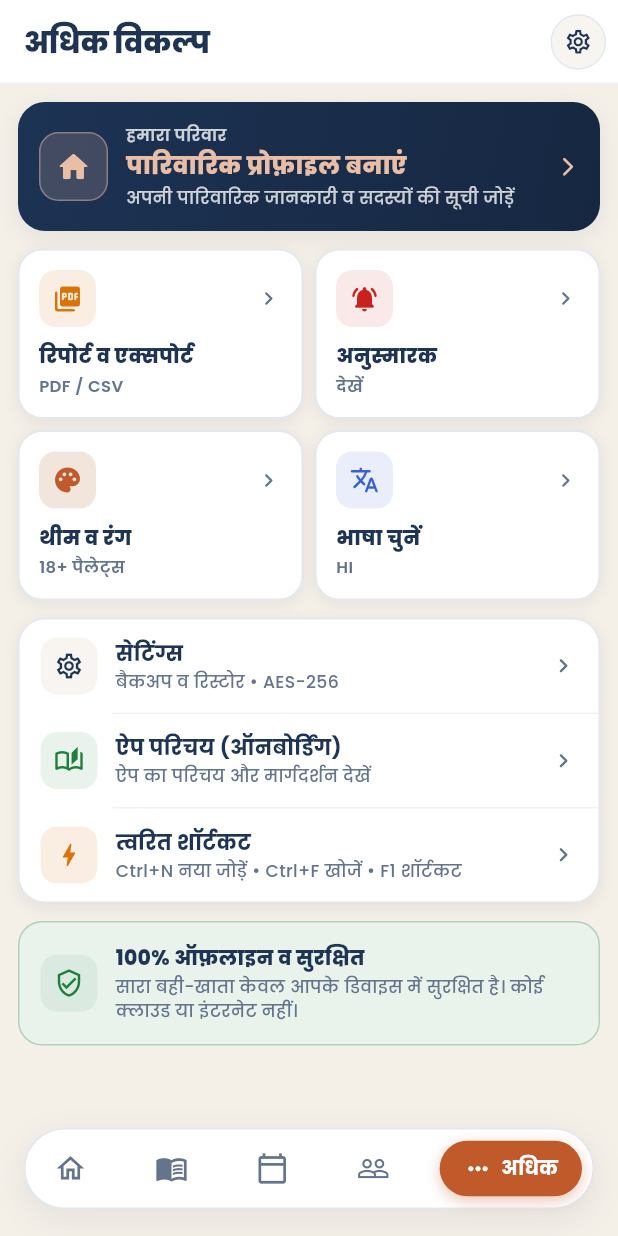
After one commit to igjitendra/Vivah, a Flutter app: the MoreScreen screen opened by its route, on a phone screen of 412 x 824 dp. The commit adds this screen. Run offline on Flutter 3.47's test engine with Material 3 defaults, Android fonts, the phone set to English and light mode, and no system bars; our stand-ins replace csv, drift, file_picker, flutter_contacts, flutter_riverpod, go_router and 5 more; missing offline and left inert: cryptography, dart:ffi, sqlite3; accounts and stored records are empty; generated files the repository leaves out were written again; statements that could not run were skipped.

Commit message:
feat(nav): replace footer settings tab with More hub (/more)

```diff
--- a/lib/src/app/app.dart
+++ b/lib/src/app/app.dart
@@ -49,7 +49,7 @@ class _VyavahaarAppState extends ConsumerState<VyavahaarApp> {
         appRouter.go('/people');
         break;
       case AppShortcut.tab5:
-        appRouter.go('/settings');
+        appRouter.go('/more');
         break;
       case AppShortcut.newEntry:
         appRouter.push('/entry/new');
@@ -58,7 +58,7 @@ class _VyavahaarAppState extends ConsumerState<VyavahaarApp> {
         appRouter.go('/bahi');
         break;
       case AppShortcut.settings:
-        appRouter.go('/settings');
+        appRouter.push('/settings');
         break;
       case AppShortcut.shortcutsHelp:
         final ctx = appRouter.routerDelegate.navigatorKey.currentContext;
--- a/lib/src/app/router/app_router.dart
+++ b/lib/src/app/router/app_router.dart
@@ -17,6 +17,7 @@ import '../../features/entries/presentation/add_entry_screen.dart';
 import '../../features/entries/presentation/entry_detail_screen.dart';
 import '../../features/reports/presentation/reports_screen.dart';
 import '../../features/settings/presentation/settings_screen.dart';
+import '../../features/more/presentation/more_screen.dart';
 import '../../features/family_profile/presentation/family_profile_screen.dart';
 import '../../features/family_profile/presentation/edit_family_profile_screen.dart';
 import '../../features/reminders/presentation/reminders_screen.dart';
@@ -60,10 +61,10 @@ const List<TabItemData> appTabs = [
     routePath: '/people',
   ),
   TabItemData(
-    label: AppStrings.tabSettings,
-    activeIcon: Icons.settings,
-    inactiveIcon: Icons.settings_outlined,
-    routePath: '/settings',
+    label: AppStrings.tabMore,
+    activeIcon: Icons.more_horiz_rounded,
+    inactiveIcon: Icons.more_horiz_rounded,
+    routePath: '/more',
   ),
 ];
 
@@ -104,10 +105,10 @@ final GoRouter appRouter = GoRouter(
             routePath: '/people',
           ),
           TabItemData(
-            label: l10n.tabSettings,
-            activeIcon: Icons.settings,
-            inactiveIcon: Icons.settings_outlined,
-            routePath: '/settings',
+            label: l10n.tabMore,
+            activeIcon: Icons.more_horiz_rounded,
+            inactiveIcon: Icons.more_horiz_rounded,
+            routePath: '/more',
           ),
         ];
 
@@ -163,7 +164,7 @@ final GoRouter appRouter = GoRouter(
                   onNewEntryGiven: () => context.push('/entry/new?direction=given'),
                   onNewEvent: () => context.push('/event/new'),
                   onNewPerson: () => context.push('/person/new'),
-                  onOpenSettings: () => context.go('/settings'),
+                  onOpenSettings: () => context.push('/settings'),
                   onOpenEventDetails: (id) => context.push('/event/$id'),
                   onViewAllEntries: () => context.go('/bahi'),
                   onViewAllEvents: () => context.go('/events'),
@@ -212,14 +213,20 @@ final GoRouter appRouter = GoRouter(
             ),
           ),
         ),
-        // Tab 5: Settings (सेटिंग्स)
+        // Tab 5: More (अधिक)
         GoRoute(
-          path: '/settings',
+          path: '/more',
           pageBuilder: (context, state) => NoTransitionPage(
-            child: SettingsScreen(
-              onOpenLanguageSelector: () => context.push('/language'),
+            child: MoreScreen(
+              onOpenSettings: () => context.push('/settings'),
               onOpenReports: () => context.push('/reports'),
               onOpenReminders: () => context.push('/reminders'),
+              onOpenLanguageSelector: () => context.push('/language'),
+              onOpenThemeGallery: () => context.push('/theme'),
+              onOpenFamilyProfile: (isEmpty) => context.push(
+                isEmpty ? '/family-profile/edit' : '/family-profile',
+              ),
+              onOpenOnboarding: () => context.push('/onboarding?fromSettings=true'),
             ),
           ),
         ),
@@ -307,6 +314,15 @@ final GoRouter appRouter = GoRouter(
     ),
     GoRoute(
       parentNavigatorKey: _rootNavigatorKey,
+      path: '/settings',
+      builder: (context, state) => SettingsScreen(
+        onOpenLanguageSelector: () => context.push('/language'),
+        onOpenReports: () => context.push('/reports'),
+        onOpenReminders: () => context.push('/reminders'),
+      ),
+    ),
+    GoRoute(
+      parentNavigatorKey: _rootNavigatorKey,
       path: '/reminders',
       builder: (context, state) => const RemindersScreen(),
     ),
@@ -330,6 +346,6 @@ int _calculateSelectedIndex(String path) {
   if (path.startsWith('/bahi')) return 1;
   if (path.startsWith('/events')) return 2;
   if (path.startsWith('/people')) return 3;
-  if (path.startsWith('/settings')) return 4;
+  if (path.startsWith('/more')) return 4;
   return 0;
 }
--- a/lib/src/core/constants/app_strings.dart
+++ b/lib/src/core/constants/app_strings.dart
@@ -12,6 +12,7 @@ class AppStrings {
   static const String tabEvents = 'कार्यक्रम';
   static const String tabPeople = 'लोग';
   static const String tabSettings = 'सेटिंग्स';
+  static const String tabMore = 'अधिक';
 
   // Financial Semantics
   static const String mila = 'मिला';
--- a/lib/src/core/localization/app_localizations.dart
+++ b/lib/src/core/localization/app_localizations.dart
@@ -57,6 +57,13 @@ class AppLocalizations {
   String get tabEvents => isEnglish ? 'Events' : (isUrdu ? 'تقاریب' : 'कार्यक्रम');
   String get tabPeople => isEnglish ? 'People' : (isUrdu ? 'افراد' : 'लोग');
   String get tabSettings => isEnglish ? 'Settings' : (isUrdu ? 'ترتیبات' : 'सेटिंग्स');
+  String get tabMore => isEnglish ? 'More' : (isUrdu ? 'مزید' : 'अधिक');
+  String get moreTitle => isEnglish ? 'More Options' : (isUrdu ? 'مزید اختیارات' : 'अधिक विकल्प');
+  String get backupAndRestore => isEnglish ? 'Backup & Restore' : (isUrdu ? 'بیک اپ اور بحالی' : 'बैकअप व रिस्टोर');
+  String get reportsAndExports => isEnglish ? 'Reports & Exports' : (isUrdu ? 'رپورٹس اور ایکسپورٹ' : 'रिपोर्ट व एक्सपोर्ट');
+  String get appearanceAndThemes => isEnglish ? 'Themes & Colors' : (isUrdu ? 'تھیم اور رنگ' : 'थीम व रंग');
+  String get keyboardShortcuts => isEnglish ? 'Quick Shortcuts' : (isUrdu ? 'فوری شارٹ کٹس' : 'त्वरित शॉर्टकट');
+  String get pending => isEnglish ? 'pending' : (isUrdu ? 'باقی' : 'लंबित');
 
   // Financial Semantics (Strictly pure Mila / Diya without credit/debt/netting)
   String get received => isEnglish ? 'Received' : (isUrdu ? 'ملا' : 'मिला');
--- /dev/null
+++ b/lib/src/features/more/presentation/more_screen.dart
@@ -0,0 +1,576 @@
+import 'package:flutter/material.dart';
+import 'package:flutter_riverpod/flutter_riverpod.dart';
+import '../../../app/app_providers.dart';
+import '../../../core/constants/app_spacing.dart';
+import '../../../core/localization/app_localizations.dart';
+import '../../../core/shortcuts/shortcuts_sheet.dart';
+import '../../../core/theme/app_semantic_colors.dart';
+import '../../../data/database/app_database.dart';
+import '../../../domain/entities/family_profile.dart';
+import '../../../shared/widgets/express_squish.dart';
+
+/// Hub screen for the 5th bottom navigation tab ("More" / "अधिक").
+/// Uses [AppSemanticColors] exclusively with zero hardcoded color literals.
+class MoreScreen extends ConsumerWidget {
+  final VoidCallback onOpenSettings;
+  final VoidCallback onOpenReports;
+  final VoidCallback onOpenReminders;
+  final VoidCallback onOpenLanguageSelector;
+  final VoidCallback onOpenThemeGallery;
+  final ValueChanged<bool> onOpenFamilyProfile;
+  final VoidCallback onOpenOnboarding;
+
+  const MoreScreen({
+    super.key,
+    required this.onOpenSettings,
+    required this.onOpenReports,
+    required this.onOpenReminders,
+    required this.onOpenLanguageSelector,
+    required this.onOpenThemeGallery,
+    required this.onOpenFamilyProfile,
+    required this.onOpenOnboarding,
+  });
+
+  @override
+  Widget build(BuildContext context, WidgetRef ref) {
+    final theme = Theme.of(context);
+    final semantic = AppSemanticColors.of(context);
+    final l10n = context.l10n;
+    final db = ref.watch(databaseProvider);
+    final familyProfile = ref.watch(familyProfileProvider).value ?? const FamilyProfile();
+
+    return Scaffold(
+      backgroundColor: theme.scaffoldBackgroundColor,
+      appBar: AppBar(
+        title: Text(l10n.moreTitle),
+        backgroundColor: semantic.cardBg,
+        elevation: 0,
+        scrolledUnderElevation: 0,
+        actions: [
+          Padding(
+            padding: const EdgeInsets.only(right: AppSpacing.sm),
+            child: ExpressSquish(
+              scale: 0.92,
+              onTap: onOpenSettings,
+              child: Container(
+                padding: const EdgeInsets.all(8),
+                decoration: BoxDecoration(
+                  color: semantic.cardSubtleBg,
+                  shape: BoxShape.circle,
+                  border: Border.all(color: semantic.cardBorder),
+                ),
+                child: Icon(
+                  Icons.settings_outlined,
+                  size: 19,
+                  color: semantic.textPrimary,
+                ),
+              ),
+            ),
+          ),
+        ],
+      ),
+      body: StreamBuilder<List<ReminderRow>>(
+        stream: db.remindersDao.watchAllReminders(),
+        builder: (context, reminderSnapshot) {
+          final pendingCount = (reminderSnapshot.data ?? const <ReminderRow>[])
+              .where((r) => !r.isCompleted)
+              .length;
+
+          return ListView(
+            physics: const BouncingScrollPhysics(),
+            padding: const EdgeInsets.fromLTRB(
+              AppSpacing.md,
+              AppSpacing.md,
+              AppSpacing.md,
+              AppSpacing.floatingTabBottomPadding + 16,
+            ),
+            children: [
+              // 1. Family Profile Banner Card
+              _FamilyBannerCard(
+                semantic: semantic,
+                l10n: l10n,
+                profile: familyProfile,
+                onTap: () => onOpenFamilyProfile(familyProfile.isEmpty),
+              ),
+
+              const SizedBox(height: AppSpacing.md),
+
+              // 2. Quick Utility Bento Grid (Reports, Reminders, Themes, Language)
+              Row(
+                children: [
+                  Expanded(
+                    child: _MoreGridTile(
+                      icon: Icons.picture_as_pdf_rounded,
+                      title: l10n.reportsAndExports,
+                      subtitle: 'PDF / CSV',
+                      accentColor: semantic.warning,
+                      containerColor: semantic.warningContainer,
+                      semantic: semantic,
+                      onTap: onOpenReports,
+                    ),
+                  ),
+                  const SizedBox(width: AppSpacing.sm),
+                  Expanded(
+                    child: _MoreGridTile(
+                      icon: Icons.notifications_active_rounded,
+                      title: l10n.reminders,
+                      subtitle: pendingCount > 0 ? '$pendingCount ${l10n.pending}' : l10n.viewShort,
+                      badgeText: pendingCount > 0 ? '$pendingCount' : null,
+                      accentColor: semantic.diya,
+                      containerColor: semantic.diyaContainer,
+                      semantic: semantic,
+                      onTap: onOpenReminders,
+                    ),
+                  ),
+                ],
+              ),
+
+              const SizedBox(height: AppSpacing.sm),
+
+              Row(
+                children: [
+                  Expanded(
+                    child: _MoreGridTile(
+                      icon: Icons.palette_rounded,
+                      title: l10n.appearanceAndThemes,
+                      subtitle: l10n.themePalettes,
+                      accentColor: semantic.primary,
+                      containerColor: semantic.heroCardBg,
+                      semantic: semantic,
+                      onTap: onOpenThemeGallery,
+                    ),
+                  ),
+                  const SizedBox(width: AppSpacing.sm),
+                  Expanded(
+                    child: _MoreGridTile(
+                      icon: Icons.translate_rounded,
+                      title: l10n.selectLanguage,
+                      subtitle: l10n.locale.languageCode.toUpperCase(),
+                      accentColor: semantic.info,
+                      containerColor: semantic.infoContainer,
+                      semantic: semantic,
+                      onTap: onOpenLanguageSelector,
+                    ),
+                  ),
+                ],
+              ),
+
+              const SizedBox(height: AppSpacing.md),
+
+              // 3. System, Backup & Settings Card
+              Container(
+                clipBehavior: Clip.antiAlias,
+                decoration: BoxDecoration(
+                  color: semantic.cardBg,
+                  borderRadius: BorderRadius.circular(18),
+                  border: Border.all(color: semantic.cardBorder),
+                  boxShadow: [
+                    BoxShadow(
+                      color: semantic.shadow,
+                      blurRadius: 8,
+                      offset: const Offset(0, 3),
+                    ),
+                  ],
+                ),
+                child: Column(
+                  children: [
+                    _MoreListTile(
+                      icon: Icons.settings_outlined,
+                      iconColor: semantic.secondary,
+                      iconBg: semantic.cardSubtleBg,
+                      title: l10n.settingsTitle,
+                      subtitle: '${l10n.backupAndRestore} • AES-256',
+                      semantic: semantic,
+                      onTap: onOpenSettings,
+                    ),
+                    Divider(
+                      height: 1,
+                      thickness: 0.8,
+                      indent: 62,
+                      color: semantic.cardBorder.withValues(alpha: 0.7),
+                    ),
+                    _MoreListTile(
+                      icon: Icons.auto_stories_outlined,
+                      iconColor: semantic.mila,
+                      iconBg: semantic.milaContainer,
+                      title: l10n.onboardingAppTour,
+                      subtitle: l10n.onboardingTourSubtitle,
+                      semantic: semantic,
+                      onTap: onOpenOnboarding,
+                    ),
+                    Divider(
+                      height: 1,
+                      thickness: 0.8,
+                      indent: 62,
+                      color: semantic.cardBorder.withValues(alpha: 0.7),
+                    ),
+                    _MoreListTile(
+                      icon: Icons.bolt_rounded,
+                      iconColor: semantic.warning,
+                      iconBg: semantic.warningContainer,
+                      title: l10n.keyboardShortcuts,
+                      subtitle: l10n.desktopShortcutsHint,
+                      semantic: semantic,
+                      onTap: () => ShortcutsSheet.show(context),
+                    ),
+                  ],
+                ),
+              ),
+
+              const SizedBox(height: AppSpacing.md),
+
+              // 4. Offline Privacy Banner
+              Container(
+                padding: const EdgeInsets.all(14),
+                decoration: BoxDecoration(
+                  color: semantic.milaContainer,
+                  borderRadius: BorderRadius.circular(16),
+                  border: Border.all(color: semantic.milaBorder),
+                ),
+                child: Row(
+                  children: [
+                    Container(
+                      padding: const EdgeInsets.all(9),
+                      decoration: BoxDecoration(
+                        color: semantic.milaBadgeBg,
+                        borderRadius: BorderRadius.circular(11),
+                      ),
+                      child: Icon(
+                        Icons.verified_user_outlined,
+                        color: semantic.mila,
+                        size: 20,
+                      ),
+                    ),
+                    const SizedBox(width: 12),
+                    Expanded(
+                      child: Column(
+                        crossAxisAlignment: CrossAxisAlignment.start,
+                        children: [
+                          Text(
+                            l10n.offlineGuaranteeTitle,
+                            style: TextStyle(
+                              fontSize: 13.5,
+                              fontWeight: FontWeight.w800,
+                              color: semantic.textPrimary,
+                            ),
+                          ),
+                          const SizedBox(height: 2),
+                          Text(
+                            l10n.offlineGuaranteeSubtitle,
+                            style: TextStyle(
+                              fontSize: 11.5,
+                              fontWeight: FontWeight.w500,
+                              color: semantic.textSecondary,
+                            ),
+                          ),
+                        ],
+                      ),
+                    ),
+                  ],
+                ),
+              ),
+            ],
+          );
+        },
+      ),
+    );
+  }
+}
+
+class _FamilyBannerCard extends StatelessWidget {
+  final AppSemanticColors semantic;
+  final AppLocalizations l10n;
+  final FamilyProfile profile;
+  final VoidCallback onTap;
+
+  const _FamilyBannerCard({
+    required this.semantic,
+    required this.l10n,
+    required this.profile,
+    required this.onTap,
+  });
+
+  @override
+  Widget build(BuildContext context) {
+    final String title = profile.isEmpty
+        ? l10n.setupFamilyProfile
+        : (profile.familyName.trim().isNotEmpty
+            ? profile.familyName.trim()
+            : profile.headOfFamily.trim());
+    final String subtitle = profile.isEmpty
+        ? l10n.setupFamilyProfileSubtitle
+        : '${profile.members.length} ${l10n.familyMembers}'
+            '${profile.nativePlace.trim().isNotEmpty ? ' • ${profile.nativePlace.trim()}' : ''}';
+
+    return ExpressSquish(
+      scale: 0.97,
+      onTap: onTap,
+      child: Container(
+        padding: const EdgeInsets.all(14),
+        decoration: BoxDecoration(
+          gradient: LinearGradient(
+            begin: Alignment.topLeft,
+            end: Alignment.bottomRight,
+            colors: [semantic.heroStart, semantic.heroEnd],
+          ),
+          borderRadius: BorderRadius.circular(18),
+          boxShadow: [
+            BoxShadow(
+              color: semantic.shadow,
+              blurRadius: 12,
+              offset: const Offset(0, 4),
+            ),
+          ],
+        ),
+        child: Row(
+          children: [
+            Container(
+              width: 46,
+              height: 46,
+              decoration: BoxDecoration(
+                color: semantic.heroHighlight.withValues(alpha: 0.18),
+                borderRadius: BorderRadius.circular(13),
+                border: Border.all(
+                  color: semantic.heroHighlight.withValues(alpha: 0.45),
+                ),
+              ),
+              child: Icon(
+                Icons.home_rounded,
+                color: semantic.heroHighlight,
+                size: 24,
+              ),
+            ),
+            const SizedBox(width: 12),
+            Expanded(
+              child: Column(
+                crossAxisAlignment: CrossAxisAlignment.start,
+                children: [
+                  Text(
+                    l10n.myFamily,
+                    style: TextStyle(
+                      fontSize: 11,
+                      fontWeight: FontWeight.w600,
+                      color: semantic.onHeroMuted,
+                    ),
+                  ),
+                  const SizedBox(height: 1),
+                  Text(
+                    title,
+                    style: TextStyle(
+                      fontSize: 16,
+                      fontWeight: FontWeight.w800,
+                      color: semantic.heroHighlight,
+                    ),
+                    maxLines: 1,
+                    overflow: TextOverflow.ellipsis,
+                  ),
+                  const SizedBox(height: 2),
+                  Text(
+                    subtitle,
+                    style: TextStyle(
+                      fontSize: 11.5,
+                      fontWeight: FontWeight.w500,
+                      color: semantic.onHeroMuted,
+                    ),
+                    maxLines: 1,
+                    overflow: TextOverflow.ellipsis,
+                  ),
+                ],
+              ),
+            ),
+            Icon(
+              Icons.arrow_forward_ios_rounded,
+              size: 15,
+              color: semantic.heroHighlight,
+            ),
+          ],
+        ),
+      ),
+    );
+  }
+}
+
+class _MoreGridTile extends StatelessWidget {
+  final IconData icon;
+  final String title;
+  final String subtitle;
+  final String? badgeText;
+  final Color accentColor;
+  final Color containerColor;
+  final AppSemanticColors semantic;
+  final VoidCallback onTap;
+
+  const _MoreGridTile({
+    required this.icon,
+    required this.title,
+    required this.subtitle,
+    this.badgeText,
+    required this.accentColor,
+    required this.containerColor,
+    required this.semantic,
+    required this.onTap,
+  });
+
+  @override
+  Widget build(BuildContext context) {
+    return ExpressSquish(
+      scale: 0.96,
+      onTap: onTap,
+      child: Container(
+        padding: const EdgeInsets.all(13),
+        decoration: BoxDecoration(
+          color: semantic.cardBg,
+          borderRadius: BorderRadius.circular(16),
+          border: Border.all(color: semantic.cardBorder),
+          boxShadow: [
+            BoxShadow(
+              color: semantic.shadow,
+              blurRadius: 8,
+              offset: const Offset(0, 2),
+            ),
+          ],
+        ),
+        child: Column(
+          crossAxisAlignment: CrossAxisAlignment.start,
+          children: [
+            Row(
+              mainAxisAlignment: MainAxisAlignment.spaceBetween,
+              children: [
+                Container(
+                  padding: const EdgeInsets.all(9),
+                  decoration: BoxDecoration(
+                    color: containerColor,
+                    borderRadius: BorderRadius.circular(11),
+                  ),
+                  child: Icon(icon, size: 20, color: accentColor),
+                ),
+                if (badgeText != null)
+                  Container(
+                    padding: const EdgeInsets.symmetric(horizontal: 7, vertical: 2.5),
+                    decoration: BoxDecoration(
+                      color: semantic.badgeAlertBg,
+                      borderRadius: BorderRadius.circular(12),
+                    ),
+                    child: Text(
+                      badgeText!,
+                      style: TextStyle(
+                        fontSize: 10.5,
+                        fontWeight: FontWeight.w800,
+                        color: semantic.onBadgeAlert,
+                      ),
+                    ),
+                  )
+                else
+                  Icon(
+                    Icons.chevron_right_rounded,
+                    size: 18,
+                    color: semantic.textSecondary,
+                  ),
+              ],
+            ),
+            const SizedBox(height: 10),
+            Text(
+              title,
+              style: TextStyle(
+                fontSize: 13.5,
+                fontWeight: FontWeight.w800,
+                color: semantic.textPrimary,
+              ),
+              maxLines: 1,
+              overflow: TextOverflow.ellipsis,
+            ),
+            const SizedBox(height: 2),
+            Text(
+              subtitle,
+              style: TextStyle(
+                fontSize: 11,
+                fontWeight: FontWeight.w600,
+                color: semantic.textSecondary,
+              ),
+              maxLines: 1,
+              overflow: TextOverflow.ellipsis,
+            ),
+          ],
+        ),
+      ),
+    );
+  }
+}
+
+class _MoreListTile extends StatelessWidget {
+  final IconData icon;
+  final Color iconColor;
+  final Color iconBg;
+  final String title;
+  final String subtitle;
+  final AppSemanticColors semantic;
+  final VoidCallback onTap;
+
+  const _MoreListTile({
+    required this.icon,
+    required this.iconColor,
+    required this.iconBg,
+    required this.title,
+    required this.subtitle,
+    required this.semantic,
+    required this.onTap,
+  });
+
+  @override
+  Widget build(BuildContext context) {
+    return ExpressSquish(
+      scale: 0.985,
+      onTap: onTap,
+      child: Padding(
+        padding: const EdgeInsets.symmetric(horizontal: 14, vertical: 12),
+        child: Row(
+          children: [
+            Container(
+              width: 38,
+              height: 38,
+              decoration: BoxDecoration(
+                color: iconBg,
+                borderRadius: BorderRadius.circular(11),
+              ),
+              child: Icon(icon, size: 20, color: iconColor),
+            ),
+            const SizedBox(width: 12),
+            Expanded(
+              child: Column(
+                crossAxisAlignment: CrossAxisAlignment.start,
+                children: [
+                  Text(
+                    title,
+                    style: TextStyle(
+                      fontSize: 14,
+                      fontWeight: FontWeight.w700,
+                      color: semantic.textPrimary,
+                    ),
+                    maxLines: 1,
+                    overflow: TextOverflow.ellipsis,
+                  ),
+                  const SizedBox(height: 1),
+                  Text(
+                    subtitle,
+                    style: TextStyle(
+                      fontSize: 11.5,
+                      fontWeight: FontWeight.w500,
+                      color: semantic.textSecondary,
+                    ),
+                    maxLines: 1,
+                    overflow: TextOverflow.ellipsis,
+                  ),
+                ],
+              ),
+            ),
+            Icon(
+              Icons.chevron_right_rounded,
+              size: 19,
+              color: semantic.textSecondary,
+            ),
+          ],
+        ),
+      ),
+    );
+  }
+}
```
Also changed, not shown: 1 other file.
